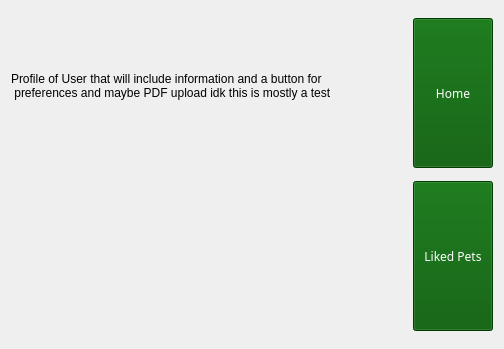
This is pet_tinder/gui/profilepage.ui in CS-205-S21/team_1_4 as Qt 5 draws it before an edit. The edited form follows.
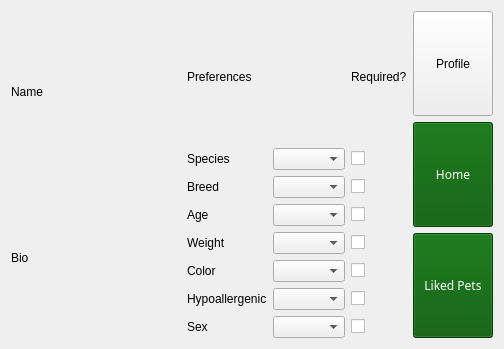
This is the edited form.

Commit message: Pet Tinder - Fixed database methods & added GUI profile

What changed in the file:
```diff
--- a/pet_tinder/gui/profilepage.ui
+++ b/pet_tinder/gui/profilepage.ui
@@ -18,13 +18,183 @@
   </property>
   <layout class="QHBoxLayout" name="horizontalLayout">
    <item>
-    <layout class="QGridLayout" name="gridLayout" columnstretch="2,0">
-     <item row="0" column="1">
+    <layout class="QHBoxLayout" name="horizontalLayout_2" stretch="2,0,0">
+     <item>
+      <layout class="QVBoxLayout" name="verticalLayout_2">
+       <item>
+        <widget class="QLabel" name="userName">
+         <property name="text">
+          <string>Name</string>
+         </property>
+        </widget>
+       </item>
+       <item>
+        <widget class="QLabel" name="userBio">
+         <property name="text">
+          <string>Bio</string>
+         </property>
+        </widget>
+       </item>
+      </layout>
+     </item>
+     <item>
+      <layout class="QGridLayout" name="gridLayout_4">
+       <item row="4" column="0">
+        <widget class="QLabel" name="weightLabel">
+         <property name="text">
+          <string>Weight</string>
+         </property>
+        </widget>
+       </item>
+       <item row="5" column="1">
+        <widget class="QComboBox" name="colorChoice"/>
+       </item>
+       <item row="3" column="0">
+        <widget class="QLabel" name="ageLabel">
+         <property name="text">
+          <string>Age</string>
+         </property>
+        </widget>
+       </item>
+       <item row="1" column="1">
+        <widget class="QComboBox" name="speciesChoice"/>
+       </item>
+       <item row="7" column="1">
+        <widget class="QComboBox" name="sexChoice"/>
+       </item>
+       <item row="2" column="1">
+        <widget class="QComboBox" name="breedChoice"/>
+       </item>
+       <item row="1" column="0">
+        <widget class="QLabel" name="speciesLabel">
+         <property name="text">
+          <string>Species</string>
+         </property>
+        </widget>
+       </item>
+       <item row="2" column="0">
+        <widget class="QLabel" name="breedLabel">
+         <property name="text">
+          <string>Breed</string>
+         </property>
+        </widget>
+       </item>
+       <item row="0" column="0">
+        <widget class="QLabel" name="preferencesLabel">
+         <property name="text">
+          <string>Preferences</string>
+         </property>
+        </widget>
+       </item>
+       <item row="6" column="1">
+        <widget class="QComboBox" name="hypoallergenicChoice"/>
+       </item>
+       <item row="6" column="0">
+        <widget class="QLabel" name="hypoallergenicLabel">
+         <property name="text">
+          <string>Hypoallergenic</string>
+         </property>
+        </widget>
+       </item>
+       <item row="5" column="0">
+        <widget class="QLabel" name="colorLabel">
+         <property name="text">
+          <string>Color</string>
+         </property>
+        </widget>
+       </item>
+       <item row="7" column="0">
+        <widget class="QLabel" name="sexLabel">
+         <property name="text">
+          <string>Sex</string>
+         </property>
+        </widget>
+       </item>
+       <item row="1" column="2">
+        <widget class="QCheckBox" name="checkBox">
+         <property name="text">
+          <string/>
+         </property>
+        </widget>
+       </item>
+       <item row="2" column="2">
+        <widget class="QCheckBox" name="checkBox_2">
+         <property name="text">
+          <string/>
+         </property>
+        </widget>
+       </item>
+       <item row="3" column="2">
+        <widget class="QCheckBox" name="checkBox_3">
+         <property name="text">
+          <string/>
+         </property>
+        </widget>
+       </item>
+       <item row="4" column="2">
+        <widget class="QCheckBox" name="checkBox_4">
+         <property name="text">
+          <string/>
+         </property>
+        </widget>
+       </item>
+       <item row="5" column="2">
+        <widget class="QCheckBox" name="checkBox_5">
+         <property name="text">
+          <string/>
+         </property>
+        </widget>
+       </item>
+       <item row="6" column="2">
+        <widget class="QCheckBox" name="checkBox_6">
+         <property name="text">
+          <string/>
+         </property>
+        </widget>
+       </item>
+       <item row="7" column="2">
+        <widget class="QCheckBox" name="checkBox_7">
+         <property name="text">
+          <string/>
+         </property>
+        </widget>
+       </item>
+       <item row="0" column="2">
+        <widget class="QLabel" name="requiredLabel">
+         <property name="text">
+          <string>Required?</string>
+         </property>
+        </widget>
+       </item>
+       <item row="3" column="1">
+        <widget class="QComboBox" name="ageChoice"/>
+       </item>
+       <item row="4" column="1">
+        <widget class="QComboBox" name="weightChoice"/>
+       </item>
+      </layout>
+     </item>
+     <item>
+      <layout class="QVBoxLayout" name="verticalLayout">
+       <item>
+        <widget class="QPushButton" name="pushButton">
+         <property name="maximumSize">
+          <size>
+           <width>10000</width>
+           <height>10000</height>
+          </size>
+         </property>
+         <property name="text">
+          <string>Profile</string>
+         </property>
+        </widget>
+       </item>
+       <item>
       <widget class="QPushButton" name="homeButton">
-       <property name="minimumSize">
+         <property name="maximumSize">
         <size>
-         <width>80</width>
-         <height>150</height>
+           <width>10000</width>
+           <height>10000</height>
         </size>
        </property>
        <property name="palette">
@@ -452,12 +622,12 @@
        </property>
       </widget>
      </item>
-     <item row="1" column="1">
+       <item>
       <widget class="QPushButton" name="petListButton">
-       <property name="minimumSize">
+         <property name="maximumSize">
         <size>
-         <width>80</width>
-         <height>150</height>
+           <width>10000</width>
+           <height>10000</height>
         </size>
        </property>
        <property name="palette">
@@ -885,14 +1055,7 @@
        </property>
       </widget>
      </item>
-     <item row="0" column="0">
-      <widget class="QLabel" name="label">
-       <property name="text">
-        <string>Profile of User that will include information and a button for 
- preferences and maybe PDF upload idk this is mostly a test
-</string>
-       </property>
-      </widget>
+      </layout>
      </item>
     </layout>
    </item>
```
Lines whose indentation alone changed are shown as unchanged. The commit also changes 7 other files.
